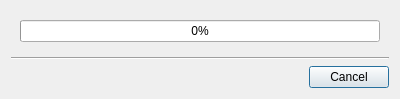
Above: vms/client/nx_vms_client_desktop/src/nx/vms/client/desktop/system_update/compatibility_version_installation_dialog.ui from networkoptix/nx_open before the change. Below: the same form after it.
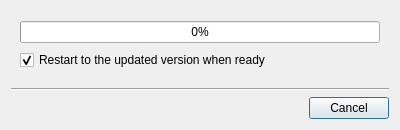
That is the form after the change.

Commit message:
VMS-11850: Upated CompatibilityVersionInstallationDialog
Now it can actually complete installation, or to return error code.

There were fixes for VMS-8496 as well.

<==== Mercurial data ====>
Branch: vms_gui

```diff
--- a/vms/client/nx_vms_client_desktop/src/nx/vms/client/desktop/system_update/compatibility_version_installation_dialog.ui
+++ b/vms/client/nx_vms_client_desktop/src/nx/vms/client/desktop/system_update/compatibility_version_installation_dialog.ui
@@ -7,7 +7,7 @@
     <x>0</x>
     <y>0</y>
     <width>400</width>
-    <height>97</height>
+    <height>130</height>
    </rect>
   </property>
   <property name="minimumSize">
@@ -30,6 +30,16 @@
         </property>
        </widget>
       </item>
+      <item>
+       <widget class="QCheckBox" name="autoRestart">
+        <property name="text">
+         <string>Restart to the updated version when ready</string>
+        </property>
+        <property name="checked">
+         <bool>true</bool>
+        </property>
+       </widget>
+      </item>
      </layout>
     </widget>
    </item>
```
The commit also changes 10 other files.
